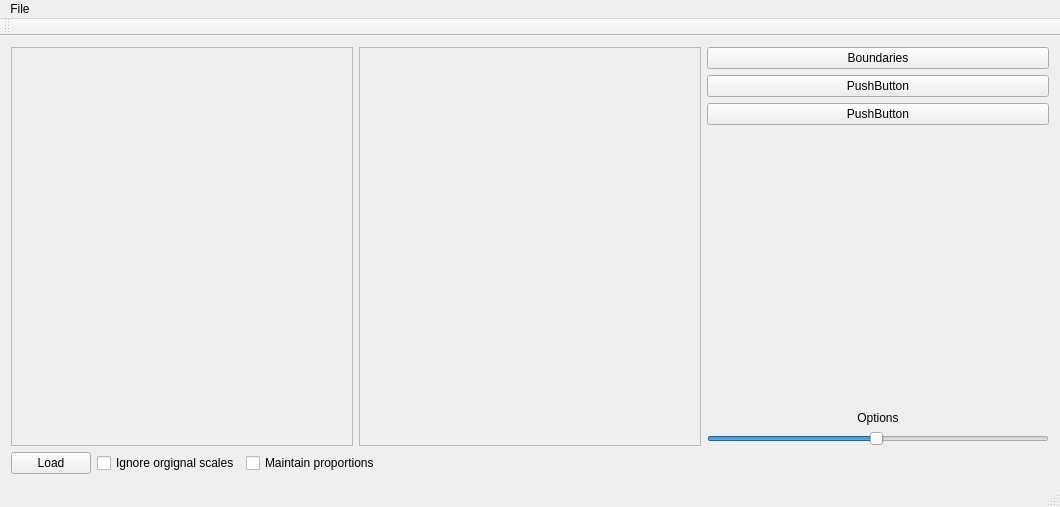
The window that mainwindow.ui (nikkonrom/imager) describes before a commit, drawn with Qt 5.
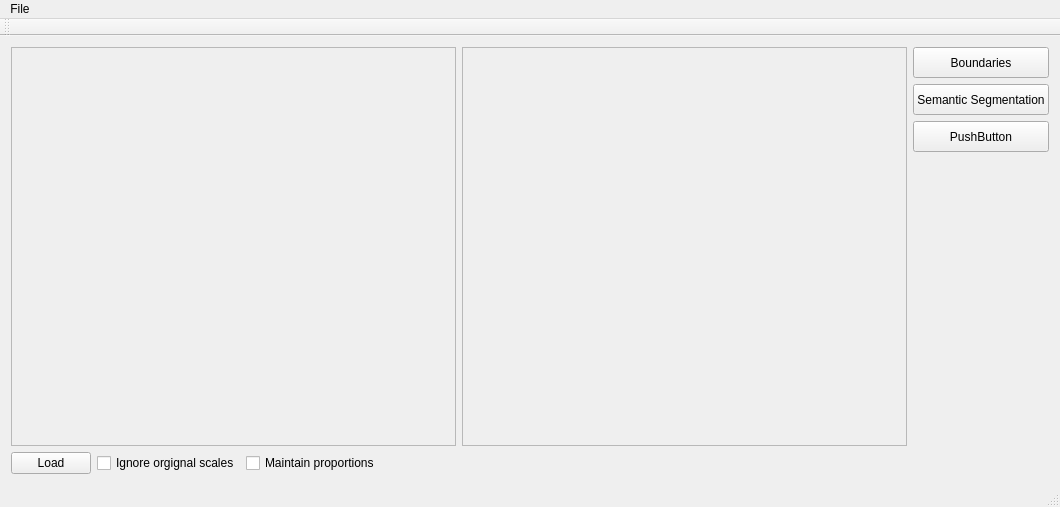
The same window after the commit.

Patch:
```diff
--- a/mainwindow.ui
+++ b/mainwindow.ui
@@ -68,20 +68,35 @@
        </widget>
       </item>
       <item>
-       <layout class="QVBoxLayout" name="verticalLayout_4">
+       <layout class="QVBoxLayout" name="controlls_layout">
+        <property name="sizeConstraint">
+         <enum>QLayout::SetDefaultConstraint</enum>
+        </property>
         <item>
          <layout class="QVBoxLayout" name="verticalLayout">
           <item>
            <widget class="QPushButton" name="boudaries_button">
+            <property name="sizePolicy">
+             <sizepolicy hsizetype="Minimum" vsizetype="Minimum">
+              <horstretch>0</horstretch>
+              <verstretch>0</verstretch>
+             </sizepolicy>
+            </property>
             <property name="text">
              <string>Boundaries</string>
             </property>
            </widget>
           </item>
           <item>
-           <widget class="QPushButton" name="pushButton_3">
+           <widget class="QPushButton" name="segmentation_button">
+            <property name="sizePolicy">
+             <sizepolicy hsizetype="Minimum" vsizetype="Minimum">
+              <horstretch>0</horstretch>
+              <verstretch>0</verstretch>
+             </sizepolicy>
+            </property>
             <property name="text">
-             <string>PushButton</string>
+             <string>Semantic Segmentation</string>
             </property>
            </widget>
           </item>
@@ -91,7 +106,7 @@
              <bool>true</bool>
             </property>
             <property name="sizePolicy">
-             <sizepolicy hsizetype="Ignored" vsizetype="Fixed">
+             <sizepolicy hsizetype="Minimum" vsizetype="Minimum">
               <horstretch>0</horstretch>
               <verstretch>0</verstretch>
              </sizepolicy>
@@ -120,6 +135,9 @@
           <property name="orientation">
            <enum>Qt::Vertical</enum>
           </property>
+          <property name="sizeType">
+           <enum>QSizePolicy::Minimum</enum>
+          </property>
           <property name="sizeHint" stdset="0">
            <size>
             <width>20</width>
@@ -129,21 +147,45 @@
          </spacer>
         </item>
         <item>
-         <layout class="QVBoxLayout" name="verticalLayout_2">
+         <layout class="QVBoxLayout" name="options_layout">
+          <property name="sizeConstraint">
+           <enum>QLayout::SetDefaultConstraint</enum>
+          </property>
           <item>
-           <widget class="QLabel" name="label">
-            <property name="text">
-             <string>Options</string>
+           <widget class="QStackedWidget" name="stackedWidget">
+            <property name="sizePolicy">
+             <sizepolicy hsizetype="Fixed" vsizetype="Fixed">
+              <horstretch>0</horstretch>
+              <verstretch>0</verstretch>
+             </sizepolicy>
             </property>
-            <property name="alignment">
-             <set>Qt::AlignCenter</set>
+            <property name="minimumSize">
+             <size>
+              <width>0</width>
+              <height>248</height>
+             </size>
             </property>
-           </widget>
-          </item>
-          <item>
+            <property name="currentIndex">
+             <number>0</number>
+            </property>
+            <widget class="QWidget" name="page_3">
+             <property name="sizePolicy">
+              <sizepolicy hsizetype="Expanding" vsizetype="Expanding">
+               <horstretch>0</horstretch>
+               <verstretch>0</verstretch>
+              </sizepolicy>
+             </property>
            <widget class="QSlider" name="horizontalSlider">
+              <property name="geometry">
+               <rect>
+                <x>-20</x>
+                <y>50</y>
+                <width>84</width>
+                <height>15</height>
+               </rect>
+              </property>
             <property name="sizePolicy">
-             <sizepolicy hsizetype="Ignored" vsizetype="Fixed">
+               <sizepolicy hsizetype="Expanding" vsizetype="Expanding">
               <horstretch>0</horstretch>
               <verstretch>0</verstretch>
              </sizepolicy>
@@ -160,6 +202,8 @@
             <property name="orientation">
              <enum>Qt::Horizontal</enum>
             </property>
+             </widget>
+            </widget>
            </widget>
           </item>
          </layout>
```
Left out of the diff: 2 changed lines with no effect on the pictures. Lines whose indentation alone changed are shown as unchanged.
